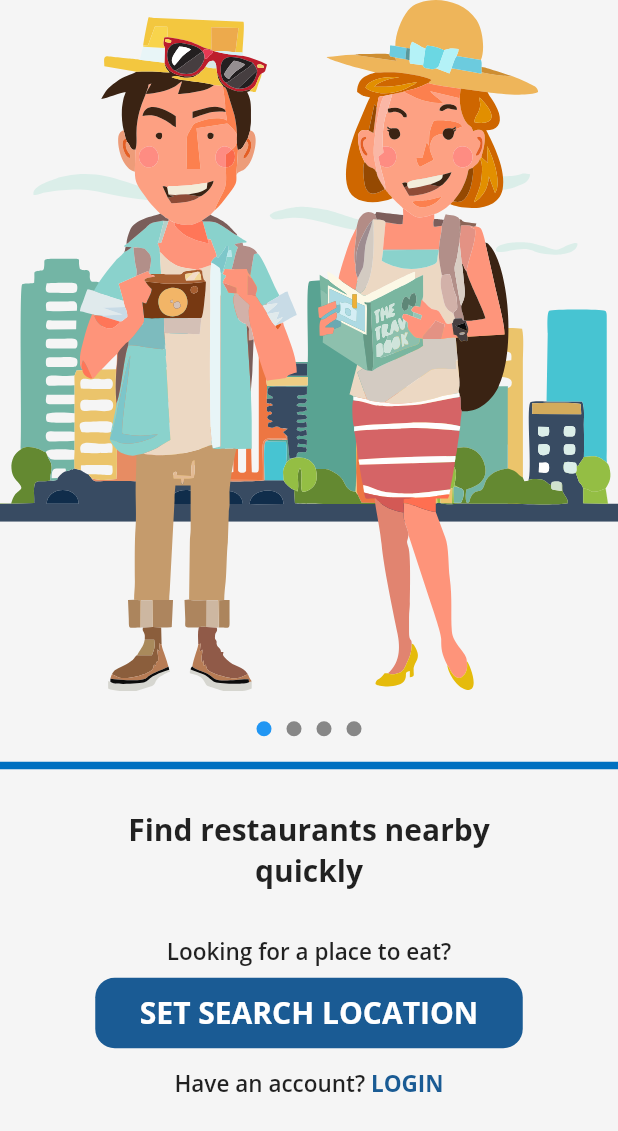
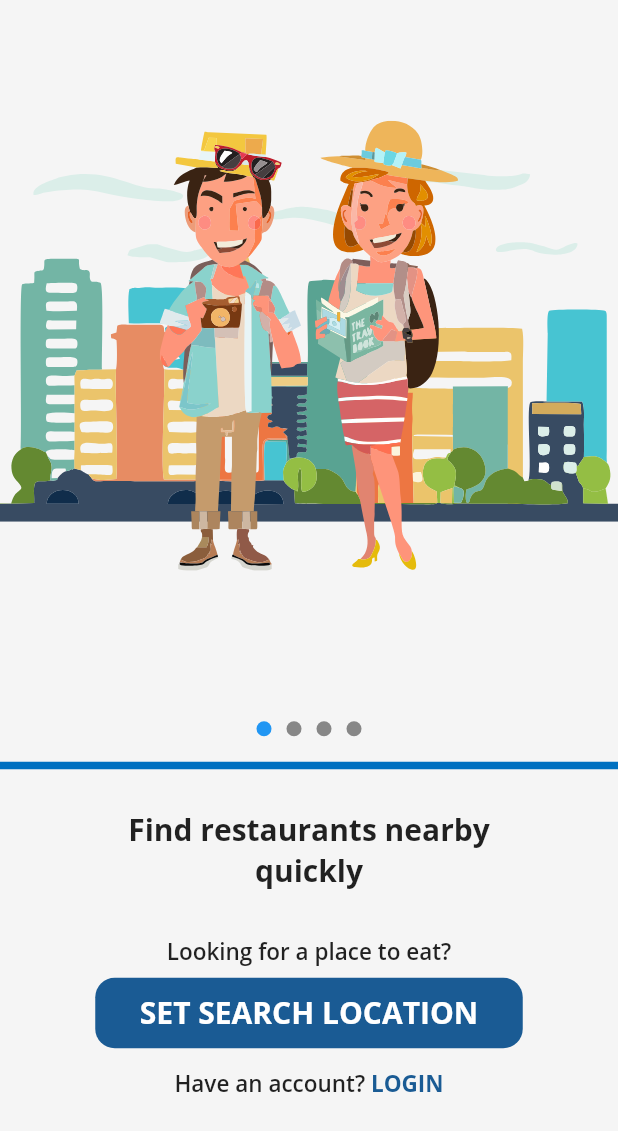
Before and after one commit to TekinaTawar/ScanF, a Flutter app: the screen it shows after launch, on a phone screen of 412 x 824 dp. Shown: the top 1131 px of the screen. Run offline on Flutter 3.47's test engine with Material 2 defaults, Android fonts, the phone set to English and light mode, and no system bars; our stand-ins replace flutter_svg; project files that could hold a hidden picture were left out.

Commit message:
assest aligned

```diff
--- a/lib/main.dart
+++ b/lib/main.dart
@@ -1,5 +1,6 @@
 // import 'package:ScanF/screens/create_profile_screen/test.dart';
 // import 'package:ScanF/screens/HomeScreens/hotelDetails.dart';
+import 'package:ScanF/screens/HomeScreens/hotelDetails.dart';
 import 'package:ScanF/screens/onboard.dart';
 import 'package:flutter/material.dart';
 
--- a/lib/screens/onboard.dart
+++ b/lib/screens/onboard.dart
@@ -1,6 +1,7 @@
 import 'package:flutter/material.dart';
 import './login.dart';
 import 'package:flutter_svg/flutter_svg.dart';
+
 class OnBoard extends StatefulWidget {
   OnBoard({Key key}) : super(key: key);
 
@@ -88,39 +89,54 @@ class _OnBoardState extends State<OnBoard> {
                     Container(
                       child: Stack(
                         children: <Widget>[
-                          SvgPicture.asset(
+                          Align(
+                            child: SizedBox(
+                              // width: double.infinity,
+                              height: 240,
+                              child: SvgPicture.asset(
                                 "assets/images/betterBack.svg",
                                 // cacheHeight: 300,
                                 // filterQuality: FilterQuality.high,
                               ),
-                          SvgPicture.asset(
+                            ),
+                          ),
+                          Align(
+                            child: SizedBox(
+                              height: 300,
+                              child: SvgPicture.asset(
                                 "assets/images/ladkaLadki.svg",
                                 // height:250,
                                 // cacheHeight: 300,
                                 // filterQuality: FilterQuality.high,
                               ),
-
+                            ),
+                          ),
                         ],
                       ),
                     ),
-                    Container(
+                    Padding(
+                      padding: const EdgeInsets.only(left: 50),
+                      child: Align(
+                        alignment: Alignment.center,
                         // color: Colors.green,
+                        child: SizedBox(
+                          height: 300,
                           child: SvgPicture.asset(
                             "assets/images/searchAlong.svg",
                             // cacheHeight: 300,
                             // filterQuality: FilterQuality.high,
                           ),
                         ),
-                    Container(
-                      // color: Colors.blue,
-                      child: Image.asset(
-                        "assets/images/dosa.jpg",
-                        cacheHeight: 1000,
-                        cacheWidth: 1000,
                       ),
                     ),
+                    Image(
+                        image: AssetImage(
+                          "assets/images/dosa.jpg",
+                        ),
+                        fit: BoxFit.fill,
+                      ),
                     Container(
-                      child:SvgPicture.asset(
+                      child: SvgPicture.asset(
                         "assets/images/loc.svg",
                         // cacheHeight: 300,
                         // filterQuality: FilterQuality.high,
@@ -169,7 +185,12 @@ class _OnBoardState extends State<OnBoard> {
                 padding: const EdgeInsets.all(8.0),
                 child: Align(
                   child: GestureDetector(
-                    onTap:(){ Navigator.push(context,MaterialPageRoute(builder: (context) => Login()),);},
+                    onTap: () {
+                      Navigator.push(
+                        context,
+                        MaterialPageRoute(builder: (context) => Login()),
+                      );
+                    },
                     child: Container(
                       alignment: Alignment.center,
                       width: 285,
```
Lines whose indentation alone changed are shown as unchanged.
